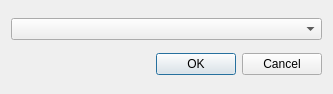
Old version of the form ui/TagComboDlg.ui in the repository utamons/tm3.
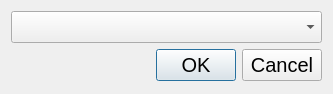
New version of the form.

Commit message: increased font family and size

```diff
--- a/ui/TagComboDlg.ui
+++ b/ui/TagComboDlg.ui
@@ -27,10 +27,23 @@
   </property>
   <layout class="QVBoxLayout" name="verticalLayout">
    <item>
-    <widget class="QComboBox" name="comboTag"/>
+    <widget class="QComboBox" name="comboTag">
+     <property name="font">
+      <font>
+       <family>Tahoma</family>
+       <pointsize>15</pointsize>
+      </font>
+     </property>
+    </widget>
    </item>
    <item>
     <widget class="QDialogButtonBox" name="buttonBox">
+     <property name="font">
+      <font>
+       <family>Tahoma</family>
+       <pointsize>15</pointsize>
+      </font>
+     </property>
      <property name="orientation">
       <enum>Qt::Horizontal</enum>
      </property>
```
The commit also changes 10 other files.
